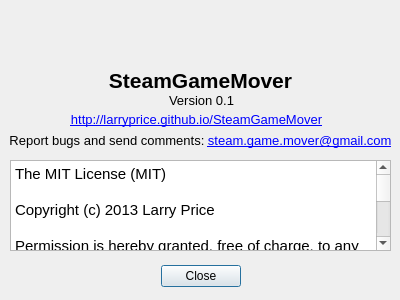
This is SteamGameMover/AboutDialog.ui in larryprice/SteamGameMover as Qt 5 draws it before an edit. The edited form follows.
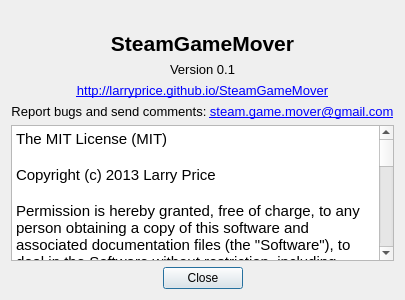
This is the edited form. Icons and pictures are not drawn.

Commit message: Dialogs resizing fixed.

Patch:
```diff
--- a/SteamGameMover/AboutDialog.ui
+++ b/SteamGameMover/AboutDialog.ui
@@ -23,34 +23,22 @@
   <property name="modal">
    <bool>true</bool>
   </property>
-  <widget class="QDialogButtonBox" name="buttonBox">
-   <property name="geometry">
-    <rect>
-     <x>30</x>
-     <y>260</y>
-     <width>341</width>
-     <height>32</height>
-    </rect>
-   </property>
-   <property name="orientation">
-    <enum>Qt::Horizontal</enum>
-   </property>
-   <property name="standardButtons">
-    <set>QDialogButtonBox::Close</set>
-   </property>
-   <property name="centerButtons">
-    <bool>true</bool>
-   </property>
-  </widget>
+  <layout class="QVBoxLayout" name="verticalLayout_2">
+   <item>
+    <widget class="QLabel" name="label_5">
+     <property name="text">
+      <string/>
+     </property>
+     <property name="pixmap">
+      <pixmap resource="resources.qrc">:/images/images/steamgamemover_64x64.png</pixmap>
+     </property>
+     <property name="alignment">
+      <set>Qt::AlignCenter</set>
+     </property>
+    </widget>
+   </item>
+   <item>
   <widget class="QLabel" name="label">
-   <property name="geometry">
-    <rect>
-     <x>20</x>
-     <y>60</y>
-     <width>361</width>
-     <height>41</height>
-    </rect>
-   </property>
    <property name="font">
     <font>
      <pointsize>16</pointsize>
@@ -65,15 +53,9 @@
     <set>Qt::AlignCenter</set>
    </property>
   </widget>
+   </item>
+   <item>
   <widget class="QLabel" name="label_3">
-   <property name="geometry">
-    <rect>
-     <x>106</x>
-     <y>90</y>
-     <width>191</width>
-     <height>20</height>
-    </rect>
-   </property>
    <property name="font">
     <font>
      <pointsize>10</pointsize>
@@ -86,15 +68,40 @@
     <set>Qt::AlignCenter</set>
    </property>
   </widget>
+   </item>
+   <item>
+    <widget class="QLabel" name="label_2">
+     <property name="font">
+      <font>
+       <pointsize>10</pointsize>
+      </font>
+     </property>
+     <property name="text">
+      <string>&lt;html&gt;&lt;head/&gt;&lt;body&gt;&lt;p&gt;&lt;a href=&quot;http://larryprice.github.io/SteamGameMover&quot;&gt;&lt;span style=&quot; text-decoration: underline; color:#0000ff;&quot;&gt;http://larryprice.github.io/SteamGameMover&lt;/span&gt;&lt;/a&gt;&lt;/p&gt;&lt;/body&gt;&lt;/html&gt;</string>
+     </property>
+     <property name="alignment">
+      <set>Qt::AlignCenter</set>
+     </property>
+     <property name="openExternalLinks">
+      <bool>true</bool>
+     </property>
+    </widget>
+   </item>
+   <item>
+    <widget class="QLabel" name="label_4">
+     <property name="text">
+      <string>&lt;html&gt;&lt;head/&gt;&lt;body&gt;&lt;p&gt;&lt;span style=&quot; font-size:10pt;&quot;&gt;Report bugs and send comments: &lt;/span&gt;&lt;a href=&quot;mailto:steam.game.mover@gmail.com&quot;&gt;&lt;span style=&quot; font-size:10pt; text-decoration: underline; color:#0000ff;&quot;&gt;steam.game.mover@gmail.com&lt;/span&gt;&lt;/a&gt;&lt;/p&gt;&lt;/body&gt;&lt;/html&gt;</string>
+     </property>
+     <property name="alignment">
+      <set>Qt::AlignCenter</set>
+     </property>
+     <property name="openExternalLinks">
+      <bool>true</bool>
+     </property>
+    </widget>
+   </item>
+   <item>
   <widget class="QTextBrowser" name="textBrowser">
-   <property name="geometry">
-    <rect>
-     <x>10</x>
-     <y>160</y>
-     <width>381</width>
-     <height>91</height>
-    </rect>
-   </property>
    <property name="html">
     <string>&lt;!DOCTYPE HTML PUBLIC &quot;-//W3C//DTD HTML 4.0//EN&quot; &quot;http://www.w3.org/TR/REC-html40/strict.dtd&quot;&gt;
 &lt;html&gt;&lt;head&gt;&lt;meta name=&quot;qrichtext&quot; content=&quot;1&quot; /&gt;&lt;style type=&quot;text/css&quot;&gt;
@@ -112,68 +119,21 @@
 &lt;p style=&quot; margin-top:0px; margin-bottom:0px; margin-left:0px; margin-right:0px; -qt-block-indent:0; text-indent:0px;&quot;&gt;&lt;span style=&quot; font-family:'Courier New,courier';&quot;&gt;COPYRIGHT HOLDERS BE LIABLE FOR ANY CLAIM, DAMAGES OR OTHER LIABILITY, WHETHER IN AN ACTION OF CONTRACT, TORT OR OTHERWISE, ARISING FROM, OUT OF OR IN CONNECTION WITH THE SOFTWARE OR THE USE OR OTHER DEALINGS IN THE SOFTWARE.&lt;/span&gt;&lt;/p&gt;&lt;/body&gt;&lt;/html&gt;</string>
    </property>
   </widget>
-  <widget class="QLabel" name="label_4">
-   <property name="geometry">
-    <rect>
-     <x>0</x>
-     <y>130</y>
-     <width>401</width>
-     <height>21</height>
-    </rect>
-   </property>
-   <property name="text">
-    <string>&lt;html&gt;&lt;head/&gt;&lt;body&gt;&lt;p&gt;&lt;span style=&quot; font-size:10pt;&quot;&gt;Report bugs and send comments: &lt;/span&gt;&lt;a href=&quot;mailto:steam.game.mover@gmail.com&quot;&gt;&lt;span style=&quot; font-size:10pt; text-decoration: underline; color:#0000ff;&quot;&gt;steam.game.mover@gmail.com&lt;/span&gt;&lt;/a&gt;&lt;/p&gt;&lt;/body&gt;&lt;/html&gt;</string>
-   </property>
-   <property name="alignment">
-    <set>Qt::AlignCenter</set>
-   </property>
-   <property name="openExternalLinks">
+   </item>
+   <item>
+    <widget class="QDialogButtonBox" name="buttonBox">
+     <property name="orientation">
+      <enum>Qt::Horizontal</enum>
+     </property>
+     <property name="standardButtons">
+      <set>QDialogButtonBox::Close</set>
+     </property>
+     <property name="centerButtons">
     <bool>true</bool>
    </property>
   </widget>
-  <widget class="QLabel" name="label_2">
-   <property name="geometry">
-    <rect>
-     <x>16</x>
-     <y>110</y>
-     <width>361</width>
-     <height>20</height>
-    </rect>
-   </property>
-   <property name="font">
-    <font>
-     <pointsize>10</pointsize>
-    </font>
-   </property>
-   <property name="text">
-    <string>&lt;html&gt;&lt;head/&gt;&lt;body&gt;&lt;p&gt;&lt;a href=&quot;http://larryprice.github.io/SteamGameMover&quot;&gt;&lt;span style=&quot; text-decoration: underline; color:#0000ff;&quot;&gt;http://larryprice.github.io/SteamGameMover&lt;/span&gt;&lt;/a&gt;&lt;/p&gt;&lt;/body&gt;&lt;/html&gt;</string>
-   </property>
-   <property name="alignment">
-    <set>Qt::AlignCenter</set>
-   </property>
-   <property name="openExternalLinks">
-    <bool>true</bool>
-   </property>
-  </widget>
-  <widget class="QLabel" name="label_5">
-   <property name="geometry">
-    <rect>
-     <x>110</x>
-     <y>0</y>
-     <width>181</width>
-     <height>71</height>
-    </rect>
-   </property>
-   <property name="text">
-    <string/>
-   </property>
-   <property name="pixmap">
-    <pixmap resource="resources.qrc">:/images/images/steamgamemover_64x64.png</pixmap>
-   </property>
-   <property name="alignment">
-    <set>Qt::AlignCenter</set>
-   </property>
-  </widget>
+   </item>
+  </layout>
  </widget>
  <resources>
   <include location="resources.qrc"/>
```
Lines whose indentation alone changed are shown as unchanged. The commit also changes 3 other files.
